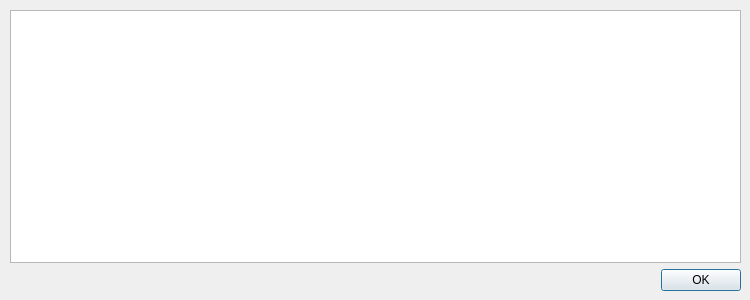
funfun-dc5/qtbrynhildr, file src/GUI/log_view_dialog.ui: the form before one commit.
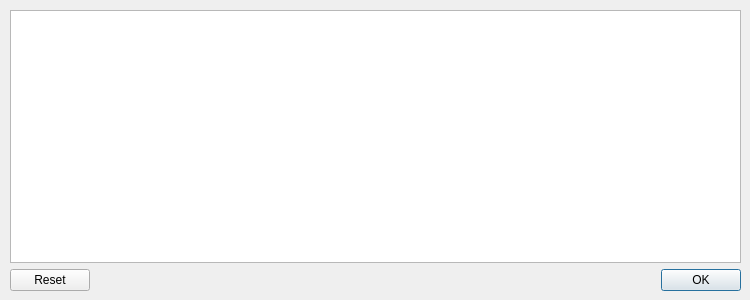
The form after the commit.

Commit message: added Reset button to log view dialog

```diff
--- a/src/GUI/log_view_dialog.ui
+++ b/src/GUI/log_view_dialog.ui
@@ -13,7 +13,7 @@
   <property name="windowTitle">
    <string>LogViewDialog</string>
   </property>
-  <widget class="QWidget" name="">
+  <widget class="QWidget" name="layoutWidget">
    <property name="geometry">
     <rect>
      <x>10</x>
@@ -32,7 +32,7 @@
        <enum>Qt::Horizontal</enum>
       </property>
       <property name="standardButtons">
-       <set>QDialogButtonBox::Ok</set>
+       <set>QDialogButtonBox::Ok|QDialogButtonBox::Reset</set>
       </property>
      </widget>
     </item>
```
The commit also changes 2 other files.
